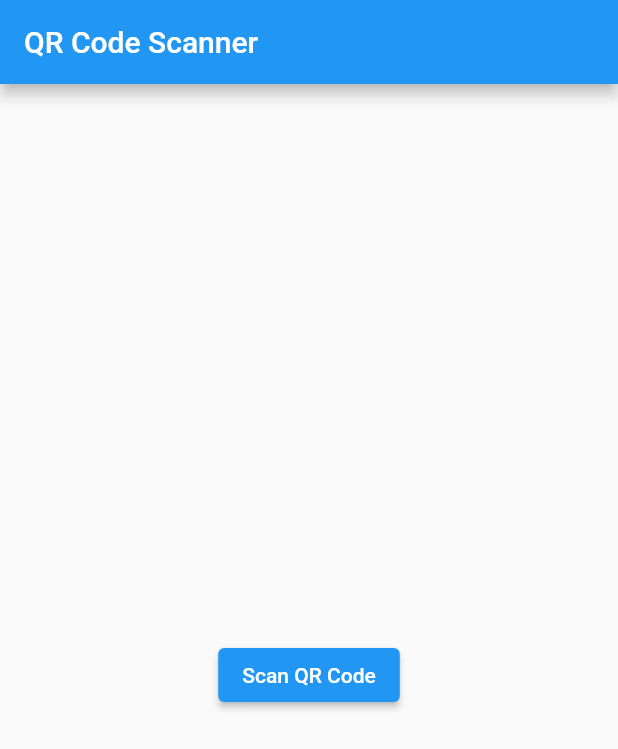
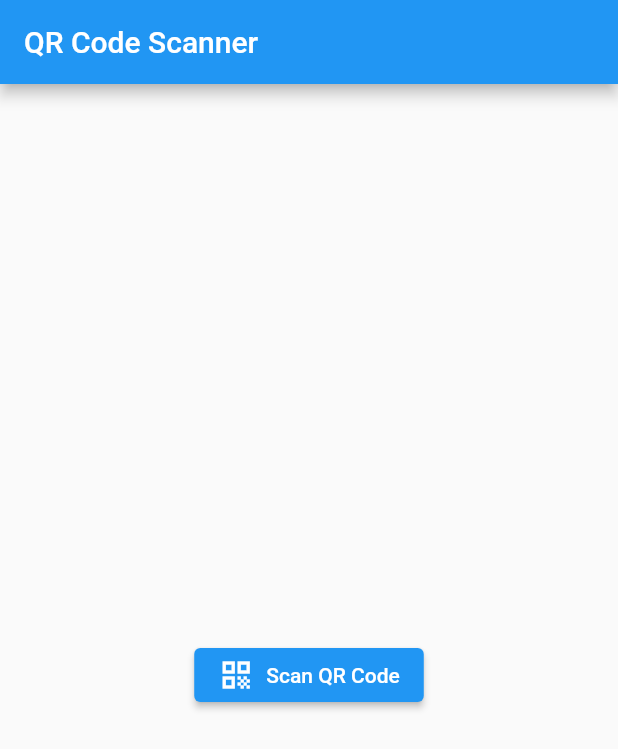
Before and after one commit to Mai-Watcharapol/flutter-qrcode, a Flutter app: the screen it shows after launch, on a phone screen of 412 x 824 dp. Shown: the top 749 px of the screen. Run offline on Flutter 3.47's test engine with Material 2 defaults, Android fonts, the phone set to English and light mode, and no system bars; missing offline and left inert: qr_code_scanner.

Commit message:
update commit

```diff
--- a/lib/main.dart
+++ b/lib/main.dart
@@ -10,9 +10,9 @@ class MyApp extends StatelessWidget {
 
   @override
   Widget build(BuildContext context) {
-    return MaterialApp(
+    return const MaterialApp(
       title: 'QR Code Scanner',
-      home: const HomePage(),
+      home: HomePage(),
     );
   }
 }
@@ -49,7 +49,7 @@ class _HomePageState extends State<HomePage> {
       padding: const EdgeInsets.all(12),
       margin: const EdgeInsets.symmetric(horizontal: 20),
       decoration: BoxDecoration(
-        border: Border.all(color: Colors.blue),
+        border: Border.all(color: Colors.indigoAccent),
         borderRadius: BorderRadius.circular(8),
       ),
       child: Text(
@@ -74,7 +74,14 @@ class _HomePageState extends State<HomePage> {
           });
         }
       },
-      child: const Text("Scan QR Code"),
+      child: Row(
+        mainAxisSize: MainAxisSize.min,
+        children: const [
+          Icon(Icons.qr_code_sharp),
+          SizedBox(width: 8),
+          Text("Scan QR Code"),
+        ],
+      ),
     );
   }
 }
```
Also changed, not shown: lib/qr_scanner.dart (+19 -22 lines), lib/scanner_page.dart (+8 -17 lines).
